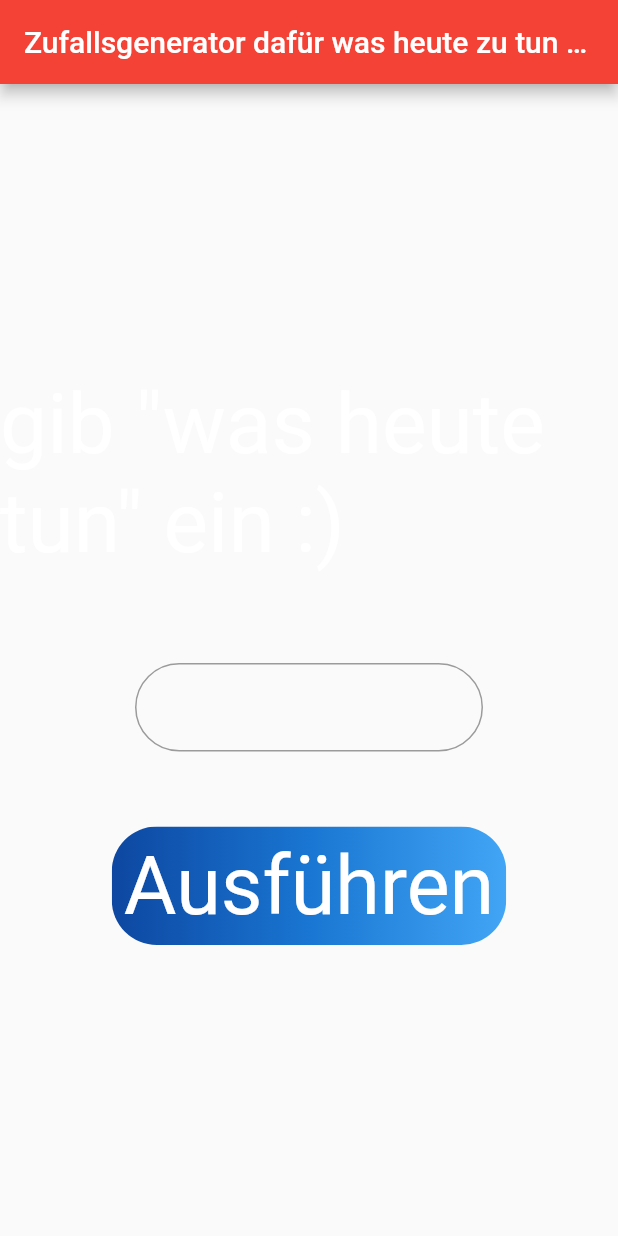
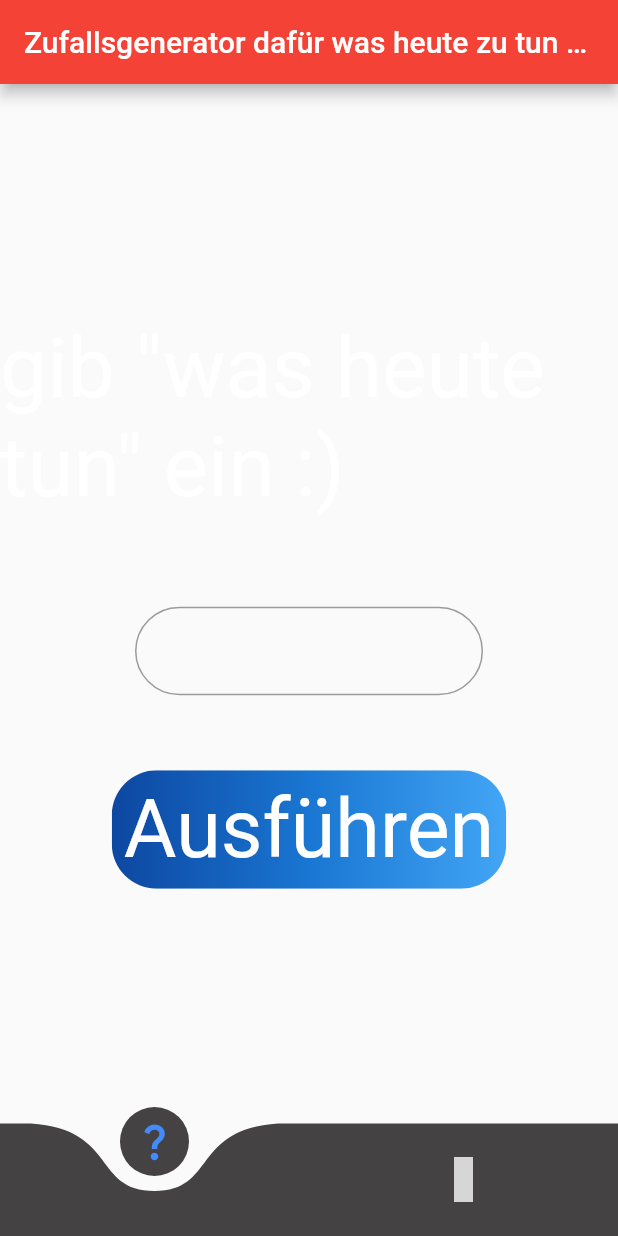
Before and after one commit to Youramon/test_owo, a Flutter app: the screen it shows after launch, after a tap on "Ausführen", on a phone screen of 412 x 824 dp. Run offline on Flutter 3.47's test engine with Material 2 defaults, Android fonts, the phone set to English and light mode, and no system bars; drawn by our look-alikes of curved_navigation_bar; our stand-ins replace material_design_icons_flutter; grey boxes are pictures that could not be loaded.

```diff
--- a/lib/andere/lists.dart
+++ b/lib/andere/lists.dart
@@ -1,3 +1,5 @@
+import 'package:test_owo/andere/screens/pokemon.dart';
+import 'package:test_owo/andere/screens/randomgen.dart';
 import 'logik.dart';
 
 const wasHeuteTun = [
@@ -19,13 +21,13 @@ const wasHeuteTun = [
   "tutoriel"
 ];
 const youtube = [
-  "Lofi",
+  genres.Lofi,
   "YouTubeVideo",
-  "Epic",
+  genres.Epic,
   "Music Mix (irgendeiner)",
   "Mein Mix (auf youtube)",
-  "EDM",
-  "Dubstep",
+  genres.EDM,
+  genres.Dubstep,
   "homepage: erstes Musikdings",
   "youtube music (mein Supermix)",
   "box.com",
@@ -37,94 +39,93 @@ const youtube = [
   "podcast",
   "telefonieren",
   "nichts",
-  "Japanese",
-  "tutoriel"
+  genres.Japanese,
+  "tutoriel",
+  "Aldi Musik alle Favoriten",
+  "Aldi Musik Mix"
 ];
 var library = [
-  Playlist("My Likes", "Dubstep Epic EDM Japanese Lofi",
-      "https://music.youtube.com/playlist?list=LM"),
+  Playlist("Aldi Musik", genres.values, "https://app-legacy.napster.com"),
   Playlist(
-      "yt mix von der Art",
-      [genres.Dubstep, genres.EDM, genres.Epic, genres.Japanese, genres.Lofi],
-      "music.youtube.com"),
+      "My Likes", genres.values, "https://music.youtube.com/playlist?list=LM"),
+  Playlist("yt mix von der Art", genres.values, "music.youtube.com"),
+  Playlist("auf yt music suchen", genres.values, "music.youtube.com"),
+  Playlist("auf youtube suchen", genres.values, "youtube.com"),
+  Playlist("2010", null,
+      "https://music.youtube.com/playlist?list=PLEZw-N-2kUCbu-NBkoYAoLiM9rlqx1mym"),
+  Playlist("latest recap", [genres.Dubstep, genres.EDM],
+      "https://music.youtube.com/playlist?list=LRSRYqFgw0T2e1gzYxh5yZSw_9VhojXnRLE2A"),
   Playlist(
-      "auf yt music suchen",
-      [genres.Dubstep, genres.EDM, genres.Epic, genres.Japanese, genres.Lofi],
-      "music.youtube.com"),
-  Playlist("auf youtube suchen", "EDM Dubstep Epic Japanese Lofi", "youtube"),
-  Playlist("2010", "",
-      "https://music.youtube.com/playlist?list=PLEZw-N-2kUCbu-NBkoYAoLiM9rlqx1mym"),
-  Playlist("latest recap", "EDM Dubstep",
-      "https://music.youtube.com/playlist?list=LRSRYqFgw0T2e1gzYxh5yZSw_9VhojXnRLE2A"),
-  Playlist("Absolut geilste Lieder", "Dubstep Japanese EDM",
+      "Absolut geilste Lieder",
+      [genres.EDM, genres.Dubstep, genres.Japanese],
       "https://music.youtube.com/playlist?list=PLEZw-N-2kUCZVrGqaEne-YncoF460oTwZ&feature=share"),
-  Playlist("Absolut heftigste Drops", "Dubstep",
+  Playlist("Absolut heftigste Drops", [genres.Dubstep],
       "https://music.youtube.com/playlist?list=PLEZw-N-2kUCYmE8KRapaFp0DazXSslprx&feature=share"),
-  Playlist("All time GOATs", "Dubstep",
+  Playlist("All time GOATs", [genres.Dubstep],
       "https://music.youtube.com/playlist?list=PLEZw-N-2kUCYcJpxKhgsEy7YnH1JSndaB&feature=share"),
-  Playlist("AMV Material", "EDM",
+  Playlist("AMV Material", [genres.EDM],
       "https://music.youtube.com/playlist?list=PLEZw-N-2kUCZbM-iAkKkBxU7L1X5LunyU&feature=share"),
-  Playlist("Anime openings", "Japanese",
+  Playlist("Anime openings", [genres.Japanese],
       "https://music.youtube.com/playlist?list=PLEZw-N-2kUCbmzuhf8h0hno8Tenl7q_t6&feature=share"),
-  Playlist("ANIMEEEE", "Japanese",
+  Playlist("ANIMEEEE", [genres.Japanese],
       "https://music.youtube.com/playlist?list=PLEZw-N-2kUCYZ2AbhJTLG9gLCq288S3Wj&feature=share"),
-  Playlist("Chill Japanese uwu", "Japanese",
+  Playlist("Chill Japanese uwu", [genres.Japanese],
       "https://music.youtube.com/playlist?list=PLEZw-N-2kUCbKoCeLzsq6ZziyEvD8VmZ2&feature=share"),
-  Playlist("Chillig", "Lofi",
+  Playlist("Chillig", [genres.Lofi],
       "https://music.youtube.com/playlist?list=PLEZw-N-2kUCaaaf1Jo-DZ5DdpmibvntTH&feature=share"),
-  Playlist("Copyright Free", "",
+  Playlist("Copyright Free", null,
       "https://music.youtube.com/playlist?list=PLEZw-N-2kUCan9HBxMwe3enKMb5xkEPg7&feature=share"),
-  Playlist("Cybersongs", "EDM",
+  Playlist("Cybersongs", [genres.EDM],
       "https://music.youtube.com/playlist?list=PLEZw-N-2kUCYmPaDA-5MwL_2-r6U3iGLB&feature=share"),
-  Playlist("Dubstep", "Dubstep",
+  Playlist("Dubstep", [genres.Dubstep],
       "https://music.youtube.com/playlist?list=PLEZw-N-2kUCY-zQ-hkmxSfC0bAkZYHT7Q&feature=share"),
-  Playlist("E-guitar or something", "EDM",
+  Playlist("E-guitar or something", [genres.EDM],
       "https://music.youtube.com/playlist?list=PLEZw-N-2kUCaolgZ-OB4ZMm-WQzkGxg5d&feature=share"),
-  Playlist("Epic beatbox shttt", "",
+  Playlist("Epic beatbox shttt", null,
       "https://music.youtube.com/playlist?list=PLEZw-N-2kUCbcffjwrOt5Yq1pByf4h1Bl&feature=share"),
-  Playlist("Epic mewsik", "Epic",
+  Playlist("Epic mewsik", [genres.Epic],
       "https://music.youtube.com/playlist?list=PLEZw-N-2kUCax8aO9ZCYw2wMfPuMGizEy&feature=share"),
-  Playlist("Flöte", "EDM",
+  Playlist("Flöte", [genres.EDM],
       "https://music.youtube.com/playlist?list=PLEZw-N-2kUCYHShf5fcaWbjUlmsJbdhns&feature=share"),
-  Playlist("Geile Drops", "EDM",
+  Playlist("Geile Drops", [genres.EDM],
       "https://music.youtube.com/playlist?list=PLEZw-N-2kUCYRm9Gc1hfqsrBtBT_P7syy&feature=share"),
-  Playlist("Geile Lieder", "EDM",
+  Playlist("Geile Lieder", [genres.EDM],
       "https://music.youtube.com/playlist?list=PLEZw-N-2kUCarQULF4uBtg5YyoemN2yet&feature=share"),
-  Playlist("Good ol times", "",
+  Playlist("Good ol times", null,
       "https://music.youtube.com/playlist?list=PLEZw-N-2kUCb1bFxrAuSoG8WIspsp2qRV&feature=share"),
-  Playlist("Good old music", "",
+  Playlist("Good old music", null,
       "https://music.youtube.com/playlist?list=PLEZw-N-2kUCbjbBGA1J3db0qUF5jPajL7&feature=share"),
-  Playlist("Handstand", "Dubstep",
+  Playlist("Handstand", [genres.Dubstep],
       "https://music.youtube.com/playlist?list=PLEZw-N-2kUCZUIpUQMmBG8brp_NELv8Yu&feature=share"),
-  Playlist("Insta story", "",
+  Playlist("Insta story", null,
       "https://music.youtube.com/playlist?list=PLEZw-N-2kUCb_DHKN_gKTZD1bMHVP4_oi&feature=share"),
-  Playlist("K-Hollow Clop Snare", "EDM",
+  Playlist("K-Hollow Clop Snare", [genres.EDM],
       "https://music.youtube.com/playlist?list=PLEZw-N-2kUCbtLP4PXa7WX-uh7wYm0JbW&feature=share"),
-  Playlist("Kewl Lofi", "Lofi",
+  Playlist("Kewl Lofi", [genres.Lofi],
       "https://music.youtube.com/playlist?list=PLEZw-N-2kUCaAGrpAl6iIKnXbKEDJgyp9&feature=share"),
-  Playlist("Mizwed", "",
+  Playlist("Mizwed", null,
       "https://music.youtube.com/playlist?list=PLEZw-N-2kUCZYX-jT79fRLqB_4e2amJVY&feature=share"),
-  Playlist("Montage Material", "Dubstep EDM",
+  Playlist("Montage Material", [genres.Dubstep, genres.EDM],
       "https://music.youtube.com/playlist?list=PLEZw-N-2kUCZs4kzJ_8N4yRQ7gg1RRTJz&feature=share"),
-  Playlist("My mix made by me lol", "",
+  Playlist("My mix made by me lol", null,
       "https://music.youtube.com/playlist?list=PLEZw-N-2kUCZ158UdBAhFGmCKnJV_GRA-&feature=share"),
-  Playlist("OSTs", "",
+  Playlist("OSTs", null,
       "https://music.youtube.com/playlist?list=PLEZw-N-2kUCaENfyOIYKIvWhN3px4lFk5&feature=share"),
-  Playlist("Programming", "Lofi",
+  Playlist("Programming", [genres.Lofi],
       "https://music.youtube.com/playlist?list=PLEZw-N-2kUCb9f_pnzHECIT2WaYQIKLyN&feature=share"),
-  Playlist("Rep beats", "",
+  Playlist("Rep beats", null,
       "https://music.youtube.com/playlist?list=PLEZw-N-2kUCaOZ4IRJNR-UKyygP4laYHC&feature=share"),
-  Playlist("Running", "Dubstep EDM Epic",
+  Playlist("Running", [genres.Dubstep, genres.EDM, genres.Epic],
       "https://music.youtube.com/playlist?list=PLEZw-N-2kUCZqAIZtZBiiCVeU4zpEwrX2&feature=share"),
-  Playlist("Stargazing", "Lofi",
+  Playlist("Stargazing", [genres.Lofi],
       "https://music.youtube.com/playlist?list=PLEZw-N-2kUCadcKh2JmiyV8rOXiQJtkwy&feature=share"),
-  Playlist("Toaster", "",
+  Playlist("Toaster", null,
       "https://music.youtube.com/playlist?list=PLEZw-N-2kUCa23m6Te9FZYxOKF8AL_Xpf&feature=share"),
-  Playlist("Trompete", "EDM",
+  Playlist("Trompete", [genres.EDM],
       "https://music.youtube.com/playlist?list=PLEZw-N-2kUCYMPSzuiAnF-0rXkYZFtqTe&feature=share"),
-  Playlist("Tunisia", "",
+  Playlist("Tunisia", null,
       "https://music.youtube.com/playlist?list=PLEZw-N-2kUCZMcIXDNY_Mqvx5I6CCFqj1&feature=share"),
-  Playlist("Workout", "EDM",
+  Playlist("Workout", [genres.EDM],
       "https://music.youtube.com/playlist?list=PLEZw-N-2kUCalikUCuev7cHUKxJG5JVaH&feature=share") //EDM, Dubstep, Epic, Japanese, Lofi
 ];
 const podcasts = [
@@ -139,7 +140,8 @@ const podcasts = [
   "Trash Taste Podcast",
   "Waveform: The MKBHD Podcast",
   "Quran Garden",
-  "neuer Podcast"
+  "neuer Podcast",
+  "alten Podcast entfernen"
 ];
 const tutoriel = ["blender", "Dart/Flutter", "Gimp", "Shotcut"];
 
@@ -185,3 +187,5 @@ const box_com = [
 ];
 
 enum genres { EDM, Dubstep, Epic, Japanese, Lofi }
+
+const screens = [RandomGen(), Pokemon()];
--- a/lib/andere/logik.dart
+++ b/lib/andere/logik.dart
@@ -1,14 +1,15 @@
 import 'dart:math';
 import 'lists.dart';
+import 'package:test_owo/andere/screens/randomgen.dart';
 
 final rand = Random();
 
-String zufall2(var liste) {
+dynamic zufall2(var liste) {
   return liste[rand.nextInt(liste.length)];
 }
 
 class Playlist {
-  var genres;
+  List? genresss;
   var name;
   // ignore: prefer_typing_uninitialized_variables
   var link;
@@ -24,12 +25,68 @@ class Playlist {
     return moeglichkeit[rand.nextInt(moeglichkeit.length)];
   }
 
-  Playlist(this.name, this.genres, this.link);
+  Playlist(this.name, this.genresss, this.link);
 }
 
 filter(var gonre) {
   var selected =
-      library.where((element) => element.genres.contains(gonre)).toList();
-  var selectud = selected[rand.nextInt(selected.length)];
+      library.where((element) => element.genresss?.contains(gonre) ?? false);
+
+  var selectad = selected.toList();
+  var selectud = selectad[rand.nextInt(selected.length)];
   return selectud;
 }
+
+/////////////////////////
+///NICHTS///////////////
+///////////////////////
+dynamic hyperlink;
+List<String> rolf(String enteredText) {
+  switch (enteredText) {
+    case "was heute tun":
+      return [zufall2(wasHeuteTun), "", "", ""];
+    case "youtube":
+      var auswaha = zufall2(youtube);
+      if (genres.values.contains(auswaha)) {
+        hyperlink = filter(auswaha);
+        return [
+          "${auswaha.toString().substring(7)}: ",
+          hyperlink.name,
+          hyperlink.link,
+          " und ${library[1].wasDann()}"
+        ];
+      } else if (auswaha == "zufällige Playlist meinerseits") {
+        hyperlink = rand.nextInt(library.length - 3);
+        return [
+          "Zufall, also ",
+          "${library[hyperlink + 3].name} ",
+          library[hyperlink + 3].link,
+          "und ${library[1].wasDann()}"
+        ];
+      } else if (auswaha == "podcast")
+        return ["Podcast: ${zufall2(podcasts)}", "", "", ""];
+      else if (auswaha == "tutoriel")
+        return ["Tutoriel: ${zufall2(tutoriel)}", "", "", ""];
+      else
+        return [auswaha, "", "", ""];
+
+    case "box.com":
+      return [zufall2(box_com), "", "", ""];
+
+    case "Lofi":
+      hyperlink = filter("Lofi");
+      return [
+        "",
+        hyperlink.name,
+        hyperlink.link,
+        " und ${hyperlink.wasDann()}"
+      ];
+
+    default:
+      return ["", "", ""];
+  }
+}
+
+
+
+// return mit Liste? und das dann als Input Parameter benutzen?
--- a/lib/andere/randomgen.dart
+++ b/lib/andere/screens/randomgen.dart
@@ -2,12 +2,10 @@ import 'package:url_launcher/url_launcher.dart';
 import 'package:flutter/gestures.dart';
 import 'package:flutter/material.dart';
 import 'package:test_owo/andere/logik.dart';
-import 'lists.dart';
+import '../lists.dart';
 
 class RandomGen extends StatefulWidget {
-  const RandomGen({Key? key, required this.title}) : super(key: key);
-
-  final String title;
+  const RandomGen({Key? key}) : super(key: key);
 
   @override
   State<RandomGen> createState() => _RandomGenState();
@@ -23,7 +21,7 @@ class _RandomGenState extends State<RandomGen> {
   }
 
   var mainText = "gib \"was heute tun\" ein :)";
-  dynamic hyperlink;
+  dynamic hyperlink; //entfernen
   dynamic haiperlink;
   String? playlistName;
   String? restDerAussage;
@@ -38,11 +36,10 @@ class _RandomGenState extends State<RandomGen> {
 
   @override
   Widget build(BuildContext context) {
-    print(MediaQuery.of(context).size.width);
     return Scaffold(
         resizeToAvoidBottomInset: true,
         appBar: AppBar(
-          title: Text(widget.title),
+          title: const Text("Zufallsgenerator dafür was heute zu tun ist"),
         ),
         body: Center(
             child: Column(
@@ -71,9 +68,9 @@ class _RandomGenState extends State<RandomGen> {
                     style: const TextStyle(color: Colors.white))
               ], style: Theme.of(context).textTheme.headline2),
             ),
-           ////////////////////////////
-           // NICHTS HIER ////////////////
-           ///////////////////////////////
+            ////////////////////////////
+            // NICHTS HIER ////////////////
+            ///////////////////////////////
 
             OrientationBuilder(builder: (context, orientation) {
               return Padding(
@@ -83,7 +80,11 @@ class _RandomGenState extends State<RandomGen> {
                     right: orientation == Orientation.landscape ? 350.0 : 90,
                     bottom: 30.0),
                 child: TextField(
-                    onSubmitted: (String value) {},
+                    onSubmitted: (String value) {
+                      final entscheidung = rolf(value.trim());
+                      textEndern(entscheidung[0], entscheidung[1],
+                          entscheidung[2], entscheidung[3]);
+                    },
                     textAlign: TextAlign.center,
                     controller: _enteredText,
                     decoration: InputDecoration(
@@ -118,51 +119,10 @@ class _RandomGenState extends State<RandomGen> {
                     ),
                     //HIER DIE LOGIK REIN
                     onPressed: () {
-                      final enteredText = _enteredText.text.trim();
-                      switch (enteredText) {
-                        case "was heute tun":
-                          textEndern(zufall2(wasHeuteTun), "", "", "");
-                          break;
-                        case "youtube":
-                          var auswaha = zufall2(youtube);
-                          if (auswaha == "EDM" ||
-                              auswaha == "Dubstep" ||
-                              auswaha == "Japanese" ||
-                              auswaha == "Epic" ||
-                              auswaha == "Lofi") {
-                            hyperlink = filter(auswaha);
-                            textEndern("$auswaha: ", hyperlink.name,
-                                hyperlink.link, " und ${library[1].wasDann()}");
-                          } else if (auswaha ==
-                              "zufällige Playlist meinerseits") {
-                            hyperlink = rand.nextInt(library.length - 3);
-                            textEndern(
-                                "Zufall, also ",
-                                "${library[hyperlink + 3].name} ",
-                                library[hyperlink + 3].link,
-                                "und ${library[1].wasDann()}");
-                          } else if (auswaha == "podcast")
-                            textEndern(
-                                "Podcast: ${zufall2(podcasts)}", "", "", "");
-                          else if (auswaha == "tutoriel")
-                            textEndern(
-                                "Tutoriel: ${zufall2(tutoriel)}", "", "", "");
-                          else
-                            textEndern(auswaha, "", "", "");
-                          break;
-
-                        case "box.com":
-                          textEndern(zufall2(box_com), "", "", "");
-                          break;
-                        case "Lofi":
-                          hyperlink = filter("Lofi");
-                          textEndern("", hyperlink.name, hyperlink.link,
-                              " und ${hyperlink.wasDann()}");
-
-                          break;
-                        default:
-                          break;
-                      }
+                      final List<String> entscheidung =
+                          rolf(_enteredText.text.trim());
+                      textEndern(entscheidung[0], entscheidung[1],
+                          entscheidung[2], entscheidung[3]);
                     },
                     child: const Text(
                       "Ausführen",
--- a/lib/main.dart
+++ b/lib/main.dart
@@ -1,5 +1,7 @@
+import 'package:curved_navigation_bar/curved_navigation_bar.dart';
 import 'package:flutter/material.dart';
-import "package:test_owo/andere/randomgen.dart";
+import 'package:test_owo/andere/lists.dart';
+import 'package:material_design_icons_flutter/material_design_icons_flutter.dart';
 
 void main() {
   runApp(const MyApp());
@@ -13,17 +15,32 @@ class MyApp extends StatefulWidget {
 }
 
 class _MyAppState extends State<MyApp> {
-  // This widget is the root of your application.
+  int _currentIndex = 0;
   @override
   Widget build(BuildContext context) {
     return MaterialApp(
-      title: 'Flutter Demo',
       darkTheme: ThemeData(brightness: Brightness.dark),
       theme: ThemeData(
         primarySwatch: Colors.red,
       ),
-      home:
-          const RandomGen(title: 'Zufallsgenerator dafür was heute zu tun ist'),
+      home: Scaffold(
+        body: screens[_currentIndex],
+        bottomNavigationBar: CurvedNavigationBar(
+            backgroundColor: Colors.transparent,
+            animationDuration: const Duration(milliseconds: 300),
+            //  animationCurve: Curves.bounceInOut,
+            color: const Color.fromARGB(255, 68, 66, 66),
+            items: const [
+              // ignore: prefer_const_constructors
+              Icon(Icons.question_mark, size: 30, color: Colors.blueAccent),
+              Icon(MdiIcons.pokeball, size: 30, color: Colors.blueAccent),
+            ],
+            onTap: (index) {
+              setState(() {
+                _currentIndex = index;
+              });
+            }),
+      ),
       debugShowCheckedModeBanner: false,
     );
   }
--- a/pubspec.yaml
+++ b/pubspec.yaml
@@ -37,6 +37,8 @@ dependencies:
   youtube_api: ^1.0.4
   flutter_launcher_icons: ^0.10.0
   url_launcher: ^6.1.6
+  material_design_icons_flutter: ^5.0.6996
+  curved_navigation_bar: ^1.0.3
 dev_dependencies:
   flutter_test:
     sdk: flutter
```
Also changed, not shown: lib/andere/screens/pokemon.dart (added, +30 -0 lines), pubspec.lock, 1 other file.
